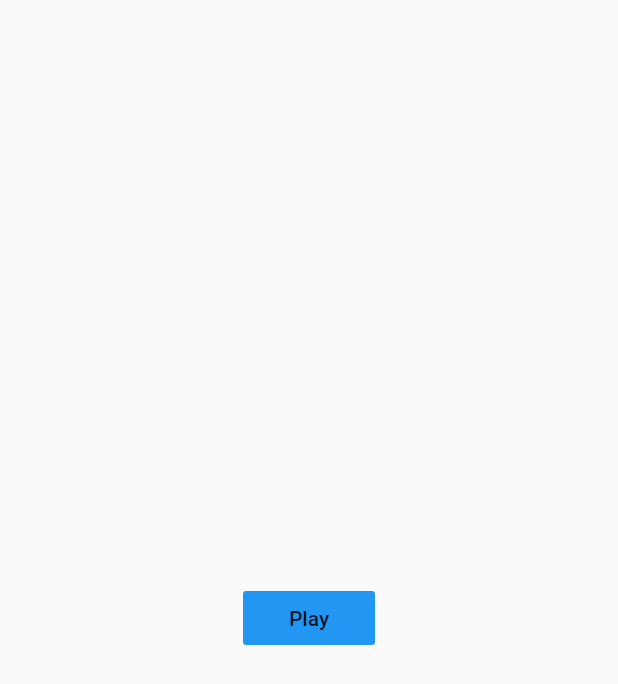
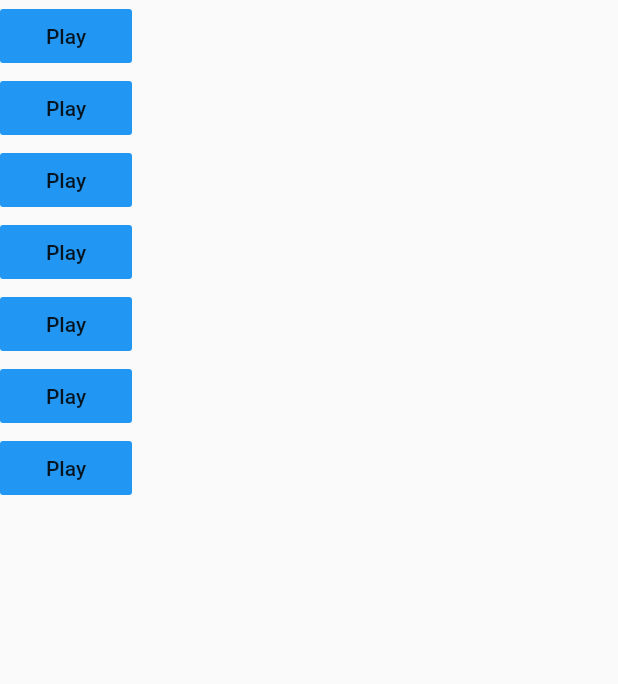
Before and after one commit to QuratulainSajid712/BSCS-B15-B-075-MAD, a Flutter app: the screen it shows after launch, on a phone screen of 412 x 824 dp. Shown: the top 684 px of the screen. Run offline on Flutter 3.47's test engine with Material 2 defaults, Android fonts, the phone set to English and light mode, and no system bars; our stand-ins replace audioplayers; missing offline and left inert: sessional1_075.

Commit message:
added flat button and text for 7 notes

```diff
--- a/xylophone_app/lib/main.dart
+++ b/xylophone_app/lib/main.dart
@@ -12,8 +12,9 @@ class XylophoneApp extends StatelessWidget {
     return MaterialApp(
       home: Scaffold(
         body: SafeArea(
-          child: Center(
-            child: new FlatButton(
+          child: Column(
+            children:[
+              FlatButton(
               color: Colors.blue,
               onPressed: (){
                 final play=AudioCache();
@@ -21,7 +22,55 @@ class XylophoneApp extends StatelessWidget {
                 },
               child: Text('Play'),
           ),
-
+              FlatButton(
+                color: Colors.blue,
+                onPressed: (){
+                  final play=AudioCache();
+                  play.play('note2.wav');
+                },
+                child: Text('Play'),
+              ),
+              FlatButton(
+                color: Colors.blue,
+                onPressed: (){
+                  final play=AudioCache();
+                  play.play('note3.wav');
+                },
+                child: Text('Play'),
+              ),
+              FlatButton(
+                color: Colors.blue,
+                onPressed: (){
+                  final play=AudioCache();
+                  play.play('note4.wav');
+                },
+                child: Text('Play'),
+              ),
+              FlatButton(
+                color: Colors.blue,
+                onPressed: (){
+                  final play=AudioCache();
+                  play.play('note5.wav');
+                },
+                child: Text('Play'),
+              ),
+              FlatButton(
+                color: Colors.blue,
+                onPressed: (){
+                  final play=AudioCache();
+                  play.play('note6.wav');
+                },
+                child: Text('Play'),
+              ),
+              FlatButton(
+                color: Colors.blue,
+                onPressed: (){
+                  final play=AudioCache();
+                  play.play('note7.wav');
+                },
+                child: Text('Play'),
+              ),
+            ],
           ),
         ),
       ),
```
